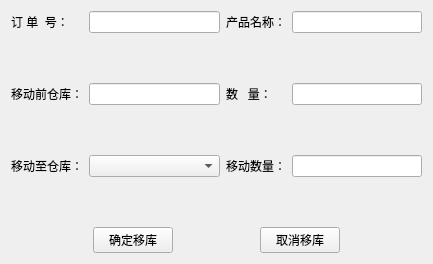
Qt form Deca/views/move_store.ui (summerfll/wms) before a commit.
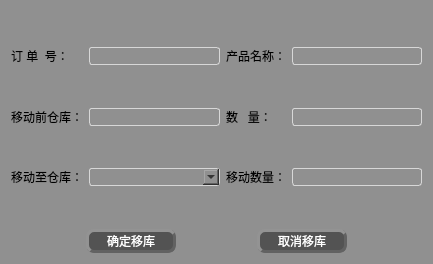
The same form after that commit. Icons and pictures are not drawn.

What changed in the file:
```diff
--- a/Deca/views/move_store.ui
+++ b/Deca/views/move_store.ui
@@ -13,61 +13,85 @@
   <property name="windowTitle">
    <string>Form</string>
   </property>
+  <property name="windowIcon">
+   <iconset>
+    <disabledoff>:/qt 图标/更新图标/export.ico</disabledoff>
+   </iconset>
+  </property>
+  <property name="styleSheet">
+   <string notr="true">font: 75 12pt &quot;楷体&quot;;
+background-color: rgb(144, 144, 144);
+color:rgb(0, 0, 0)</string>
+  </property>
   <layout class="QGridLayout" name="gridLayout">
-   <item row="0" column="0">
+   <item row="1" column="0">
     <widget class="QLabel" name="label">
      <property name="text">
       <string>订 单  号：</string>
      </property>
     </widget>
    </item>
-   <item row="3" column="0">
-    <spacer name="verticalSpacer_2">
-     <property name="orientation">
-      <enum>Qt::Vertical</enum>
-     </property>
-     <property name="sizeHint" stdset="0">
-      <size>
-       <width>20</width>
-       <height>40</height>
-      </size>
-     </property>
-    </spacer>
-   </item>
-   <item row="1" column="0">
-    <spacer name="verticalSpacer">
-     <property name="orientation">
-      <enum>Qt::Vertical</enum>
-     </property>
-     <property name="sizeHint" stdset="0">
-      <size>
-       <width>20</width>
-       <height>40</height>
-      </size>
-     </property>
-    </spacer>
-   </item>
-   <item row="0" column="1">
-    <widget class="QLineEdit" name="lineEdit"/>
-   </item>
    <item row="2" column="0">
-    <widget class="QLabel" name="label_2">
-     <property name="text">
-      <string>移动前仓库：</string>
+    <spacer name="verticalSpacer">
+     <property name="orientation">
+      <enum>Qt::Vertical</enum>
      </property>
-    </widget>
+     <property name="sizeHint" stdset="0">
+      <size>
+       <width>20</width>
+       <height>40</height>
+      </size>
+     </property>
+    </spacer>
    </item>
    <item row="4" column="0">
+    <spacer name="verticalSpacer_2">
+     <property name="orientation">
+      <enum>Qt::Vertical</enum>
+     </property>
+     <property name="sizeHint" stdset="0">
+      <size>
+       <width>20</width>
+       <height>40</height>
+      </size>
+     </property>
+    </spacer>
+   </item>
+   <item row="1" column="1">
+    <widget class="QLineEdit" name="lineEdit">
+     <property name="styleSheet">
+      <string notr="true">QLineEdit{
+border:1px solid #d7d7d7; 
+border-radius: 3px; 
+}</string>
+     </property>
+    </widget>
+   </item>
+   <item row="1" column="2">
+    <widget class="QLabel" name="label_4">
+     <property name="text">
+      <string>产品名称：</string>
+     </property>
+    </widget>
+   </item>
+   <item row="5" column="0">
     <widget class="QLabel" name="label_3">
      <property name="text">
       <string>移动至仓库：</string>
      </property>
     </widget>
    </item>
-   <item row="4" column="1">
-    <widget class="QComboBox" name="comboBox"/>
+   <item row="5" column="1">
+    <widget class="QComboBox" name="comboBox">
+     <property name="styleSheet">
+      <string notr="true">QComboBox{
+border:1px solid #d7d7d7; 
+border-radius: 3px; 
+}</string>
+     </property>
+    </widget>
    </item>
-   <item row="5" column="0">
+   <item row="6" column="0">
     <spacer name="verticalSpacer_3">
      <property name="orientation">
       <enum>Qt::Vertical</enum>
@@ -80,34 +104,68 @@
      </property>
     </spacer>
    </item>
-   <item row="0" column="2">
-    <widget class="QLabel" name="label_4">
+   <item row="3" column="0">
+    <widget class="QLabel" name="label_2">
      <property name="text">
-      <string>产品名称：</string>
+      <string>移动前仓库：</string>
      </property>
     </widget>
    </item>
-   <item row="2" column="2">
+   <item row="3" column="2">
     <widget class="QLabel" name="label_5">
      <property name="text">
       <string>数   量：</string>
      </property>
     </widget>
    </item>
-   <item row="2" column="3">
-    <widget class="QLineEdit" name="lineEdit_4"/>
+   <item row="5" column="3">
+    <widget class="QLineEdit" name="lineEdit_5">
+     <property name="styleSheet">
+      <string notr="true">QLineEdit{
+border:1px solid #d7d7d7; 
+border-radius: 3px; 
+}</string>
+     </property>
+    </widget>
    </item>
-   <item row="4" column="2">
+   <item row="5" column="2">
     <widget class="QLabel" name="label_6">
      <property name="text">
       <string>移动数量：</string>
      </property>
     </widget>
    </item>
-   <item row="4" column="3">
-    <widget class="QLineEdit" name="lineEdit_5"/>
+   <item row="3" column="3">
+    <widget class="QLineEdit" name="lineEdit_4">
+     <property name="styleSheet">
+      <string notr="true">QLineEdit{
+border:1px solid #d7d7d7; 
+border-radius: 3px; 
+}</string>
+     </property>
+    </widget>
    </item>
-   <item row="6" column="0" colspan="4">
+   <item row="1" column="3">
+    <widget class="QLineEdit" name="lineEdit_2">
+     <property name="styleSheet">
+      <string notr="true">QLineEdit{
+border:1px solid #d7d7d7; 
+border-radius: 3px; 
+}</string>
+     </property>
+    </widget>
+   </item>
+   <item row="3" column="1">
+    <widget class="QLineEdit" name="lineEdit_3">
+     <property name="styleSheet">
+      <string notr="true">QLineEdit{
+border:1px solid #d7d7d7; 
+border-radius: 3px; 
+}</string>
+     </property>
+    </widget>
+   </item>
+   <item row="7" column="0" colspan="4">
     <layout class="QHBoxLayout" name="horizontalLayout">
      <item>
       <spacer name="horizontalSpacer">
@@ -124,6 +182,36 @@
      </item>
      <item>
       <widget class="QPushButton" name="pushButton_2">
+       <property name="minimumSize">
+        <size>
+         <width>90</width>
+         <height>1</height>
+        </size>
+       </property>
+       <property name="maximumSize">
+        <size>
+         <width>100</width>
+         <height>16777215</height>
+        </size>
+       </property>
+       <property name="styleSheet">
+        <string notr="true">QPushButton{
+font: 75 11pt &quot;微软雅黑&quot;;
+color:rgb(255, 255, 255);
+background-color: rgb(83, 83, 83);
+border-radius: 8px;
+border: 3px groove rgb(98, 98, 98);
+border-style: outset;
+}
+QPushButton:pressed{
+border-style: inset;
+}
+QPushButton:hover{
+background-color:rgb(0, 0, 0);
+}
+
+</string>
+       </property>
        <property name="text">
         <string>确定移库</string>
        </property>
@@ -144,6 +232,30 @@
      </item>
      <item>
       <widget class="QPushButton" name="pushButton">
+       <property name="minimumSize">
+        <size>
+         <width>90</width>
+         <height>0</height>
+        </size>
+       </property>
+       <property name="styleSheet">
+        <string notr="true">QPushButton{
+font: 75 11pt &quot;微软雅黑&quot;;
+color:rgb(255, 255, 255);
+background-color: rgb(83, 83, 83);
+border-radius: 8px;
+border: 3px groove rgb(98, 98, 98);
+border-style: outset;
+}
+QPushButton:pressed{
+border-style: inset;
+}
+QPushButton:hover{
+background-color:rgb(0, 0, 0);
+}
+
+</string>
+       </property>
        <property name="text">
         <string>取消移库</string>
        </property>
@@ -164,11 +276,18 @@
      </item>
     </layout>
    </item>
-   <item row="2" column="1">
-    <widget class="QLineEdit" name="lineEdit_3"/>
-   </item>
-   <item row="0" column="3">
-    <widget class="QLineEdit" name="lineEdit_2"/>
+   <item row="0" column="0">
+    <spacer name="verticalSpacer_4">
+     <property name="orientation">
+      <enum>Qt::Vertical</enum>
+     </property>
+     <property name="sizeHint" stdset="0">
+      <size>
+       <width>20</width>
+       <height>40</height>
+      </size>
+     </property>
+    </spacer>
    </item>
   </layout>
  </widget>
```
